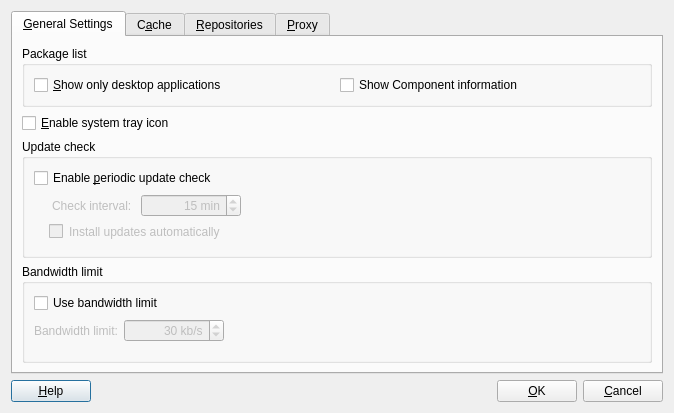
pars-linux/uludag, file package-manager/pureQt4/ui/settingsdialog.ui: the form before one commit.
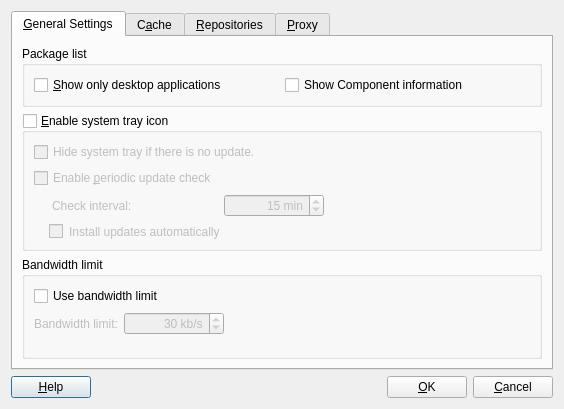
The form after the commit. Icons and pictures are not drawn.

Commit message:
* Add Hiding support for Tray Icon if there is no updates
BUG:FIXED:7217

```diff
--- a/package-manager/pureQt4/ui/settingsdialog.ui
+++ b/package-manager/pureQt4/ui/settingsdialog.ui
@@ -6,8 +6,8 @@
    <rect>
     <x>0</x>
     <y>0</y>
-    <width>674</width>
-    <height>413</height>
+    <width>564</width>
+    <height>409</height>
    </rect>
   </property>
   <property name="windowTitle">
@@ -93,7 +93,7 @@
         </widget>
        </item>
        <item row="2" column="0">
-        <widget class="QGroupBox" name="updateCheckGroupBox">
+        <widget class="QGroupBox" name="systemTray">
          <property name="sizePolicy">
           <sizepolicy hsizetype="Expanding" vsizetype="Preferred">
            <horstretch>0</horstretch>
@@ -101,20 +101,16 @@
           </sizepolicy>
          </property>
          <property name="title">
-          <string>Update check</string>
+          <string>&amp;Enable system tray icon</string>
          </property>
-         <property name="alignment">
-          <set>Qt::AlignLeading|Qt::AlignLeft|Qt::AlignTop</set>
+         <property name="checkable">
+          <bool>true</bool>
+         </property>
+         <property name="checked">
+          <bool>false</bool>
          </property>
          <layout class="QGridLayout" name="gridLayout">
-          <item row="1" column="0" colspan="3">
-           <widget class="QCheckBox" name="intervalCheck">
-            <property name="text">
-             <string>Enable &amp;periodic update check</string>
-            </property>
-           </widget>
-          </item>
-          <item row="2" column="0">
+          <item row="3" column="0">
            <widget class="QLabel" name="intervalLabel">
             <property name="enabled">
              <bool>false</bool>
@@ -127,7 +123,7 @@
             </property>
            </widget>
           </item>
-          <item row="2" column="1">
+          <item row="3" column="1">
            <widget class="QSpinBox" name="intervalSpin">
             <property name="enabled">
              <bool>false</bool>
@@ -161,7 +157,7 @@
             </property>
            </widget>
           </item>
-          <item row="2" column="2">
+          <item row="3" column="2">
            <spacer name="horizontalSpacer">
             <property name="orientation">
              <enum>Qt::Horizontal</enum>
@@ -174,7 +170,7 @@
             </property>
            </spacer>
           </item>
-          <item row="3" column="0" colspan="3">
+          <item row="4" column="0" colspan="2">
            <widget class="QCheckBox" name="installUpdates">
             <property name="enabled">
              <bool>false</bool>
@@ -187,18 +183,19 @@
             </property>
            </widget>
           </item>
-          <item row="4" column="1">
-           <spacer name="verticalSpacer">
-            <property name="orientation">
-             <enum>Qt::Vertical</enum>
+          <item row="1" column="0" colspan="3">
+           <widget class="QCheckBox" name="hideIfNoUpdate">
+            <property name="text">
+             <string>Hide system tray if there is no update.</string>
             </property>
-            <property name="sizeHint" stdset="0">
-             <size>
-              <width>20</width>
-              <height>40</height>
-             </size>
+           </widget>
+          </item>
+          <item row="2" column="0">
+           <widget class="QCheckBox" name="intervalCheck">
+            <property name="text">
+             <string>Enable &amp;periodic update check</string>
             </property>
-           </spacer>
+           </widget>
           </item>
          </layout>
         </widget>
@@ -289,13 +286,6 @@
          </layout>
         </widget>
        </item>
-       <item row="1" column="0">
-        <widget class="QCheckBox" name="systemTray">
-         <property name="text">
-          <string>&amp;Enable system tray icon</string>
-         </property>
-        </widget>
-       </item>
       </layout>
      </widget>
      <widget class="QWidget" name="tab_2">
```
Left out of the diff: 253 changed lines with no effect on the pictures. The commit also changes 5 other files.
